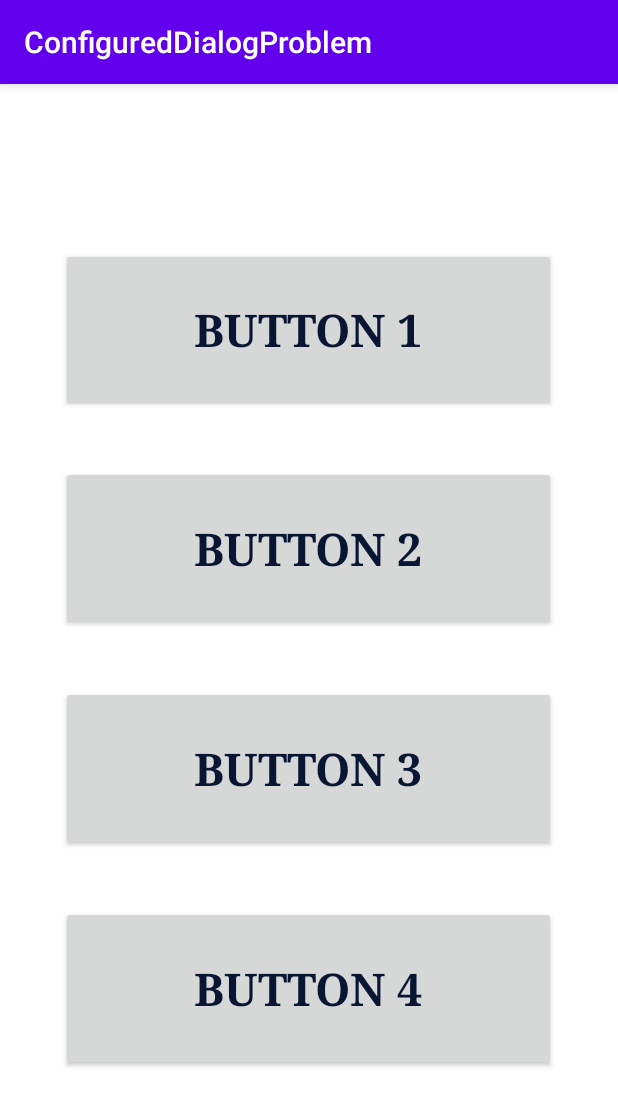
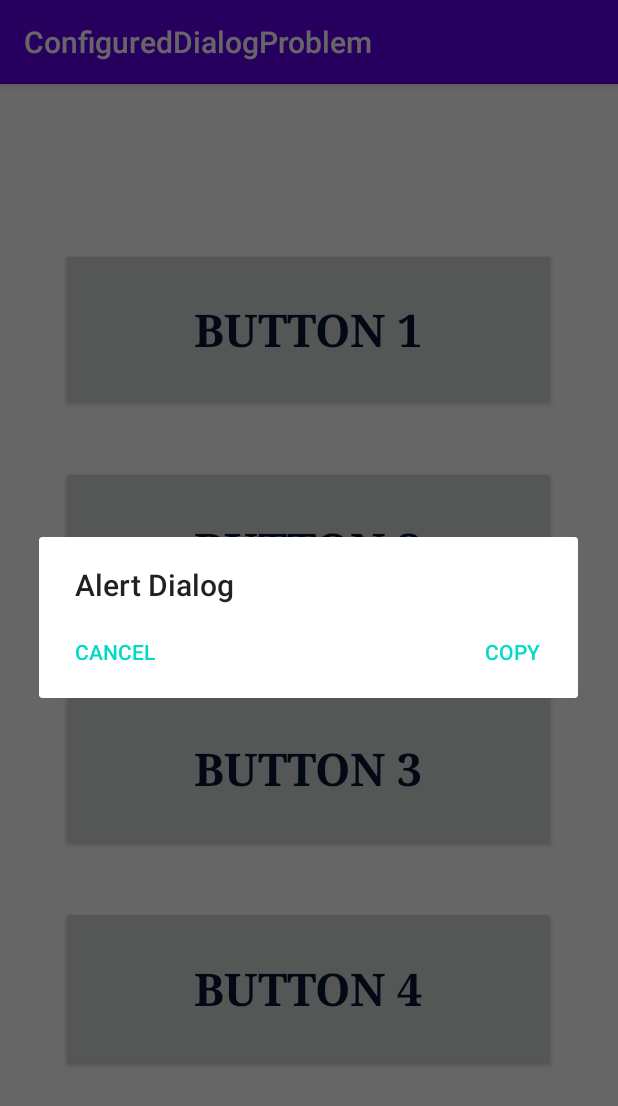
Before and after one commit to AndriyKuzmenko/ConfiguredDialogProblem, an Android app: the screen it shows after launch (MainActivity), after a tap on "BUTTON 4", on a phone screen of 412 x 824 dp. Shown: the top 1106 px of the screen. Run offline under Robolectric (Android 15) with nearby library versions, the phone set to English and light mode, and no system bars; 3 other taps on this screen came first.

Commit message:
Button 4

```diff
--- a/app/src/main/java/com/example/configureddialogproblem/MainActivity.java
+++ b/app/src/main/java/com/example/configureddialogproblem/MainActivity.java
@@ -7,7 +7,9 @@ import android.content.DialogInterface;
 import android.graphics.Color;
 import android.os.Bundle;
 import android.view.View;
+import android.widget.EditText;
 import android.widget.LinearLayout;
+import android.widget.Toast;
 
 public class MainActivity extends AppCompatActivity
 {
@@ -30,7 +32,7 @@ public class MainActivity extends AppCompatActivity
         color=new int[]{0,0,0};
         adb=new AlertDialog.Builder(this);
 
-        adb.setTitle("Alrt Dialog 1");
+        adb.setTitle("Alrt Dialog");
         adb.setItems(colors, new DialogInterface.OnClickListener()
         {
            @Override
@@ -49,7 +51,7 @@ public class MainActivity extends AppCompatActivity
     {
         adb=new AlertDialog.Builder(this);
 
-        adb.setTitle("Alrt Dialog 1");
+        adb.setTitle("Alrt Dialog");
         adb.setMultiChoiceItems(colors, null, new DialogInterface.OnMultiChoiceClickListener()
         {
             @Override
@@ -78,6 +80,32 @@ public class MainActivity extends AppCompatActivity
 
     public void button4Pressed(View view)
     {
+        adb=new AlertDialog.Builder(this);
+        adb.setCancelable(false);
+        adb.setTitle("Alert Dialog");
+        final EditText eT=new EditText(this);
+        eT.setHint("Type tetx here");
 
+        adb.setPositiveButton("Copy", new DialogInterface.OnClickListener()
+        {
+            @Override
+            public void onClick(DialogInterface dialog, int which)
+            {
+                String s=eT.getText().toString();
+                Toast.makeText(MainActivity.this, s, Toast.LENGTH_SHORT).show();
+            }
+        });
+
+        adb.setNeutralButton("Cancel", new DialogInterface.OnClickListener()
+        {
+            @Override
+            public void onClick(DialogInterface dialog, int which)
+            {
+                dialog.cancel();
+            }
+        });
+
+        AlertDialog ad=adb.create();
+        ad.show();
     }
 }
```
